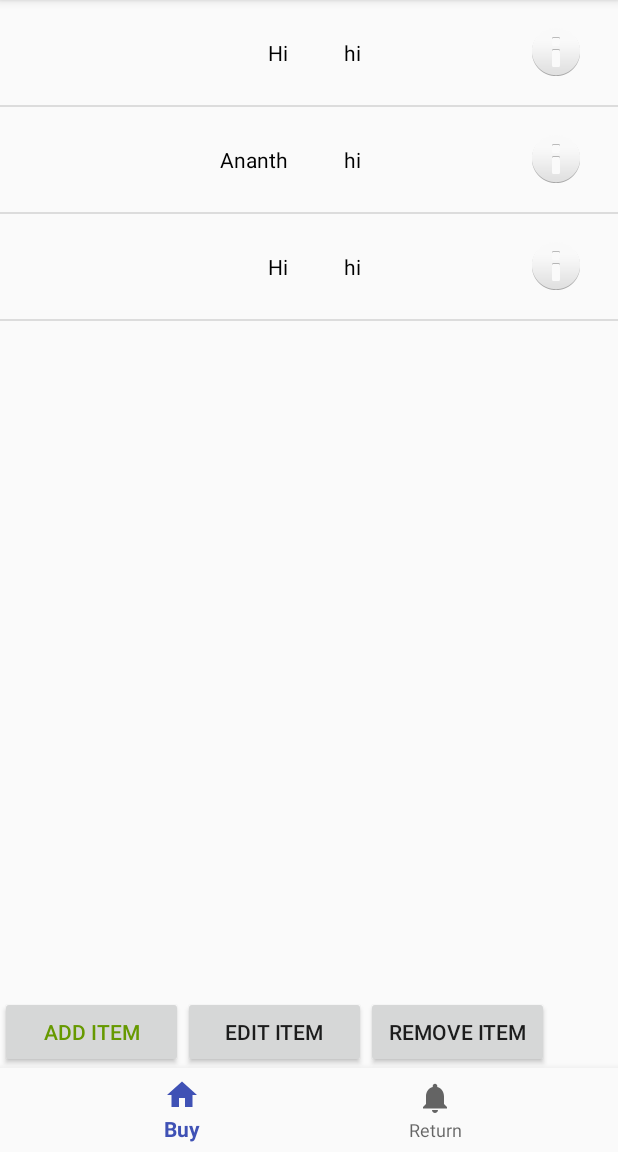
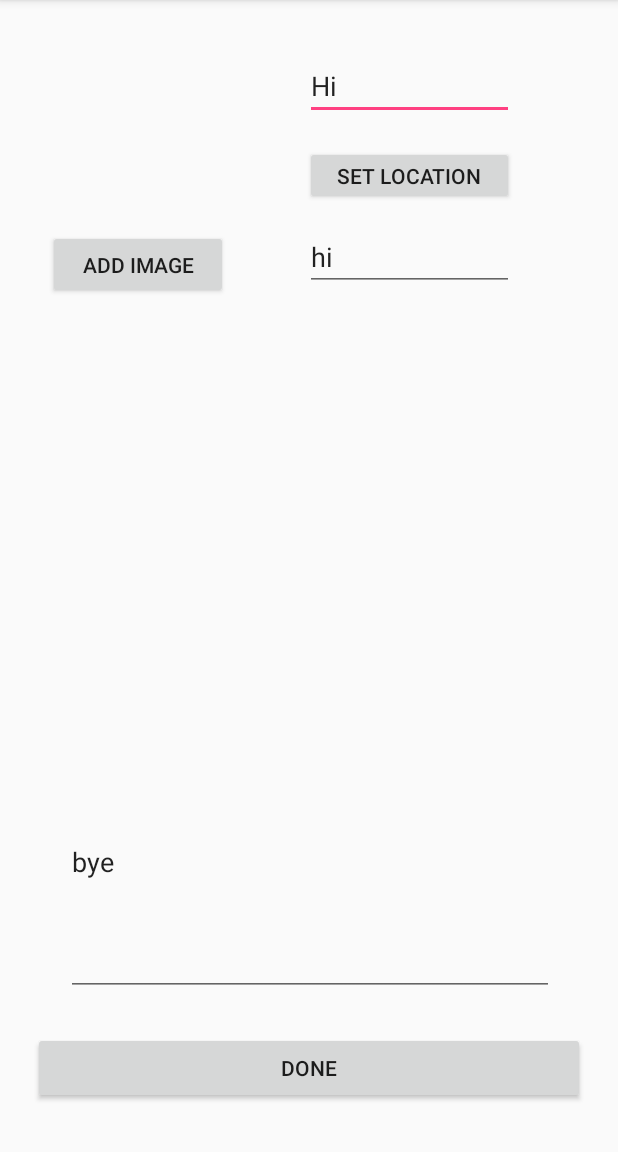
Before and after one commit to ananthagarwal/SendandReturn, an Android app: the screen it shows after launch (PurchaseActivity before the commit, ItemDetails after it), after a tap on an icon or button, on a phone screen of 412 x 824 dp, the part 84-1236 px from its top. Run offline under Robolectric (Android 15) with nearby library versions, the phone set to English and light mode, and no system bars.

Commit message:
Edit Item basic functionality works

```diff
--- a/app/src/main/AndroidManifest.xml
+++ b/app/src/main/AndroidManifest.xml
@@ -31,7 +31,7 @@
         <activity
             android:name=".ReturnActivity"
             android:label="@string/title_activity_return" />
-        <activity android:name=".AddItemActivity" />
+        <activity android:name=".ItemDetails" />
         <!--
              The API key for Google Maps-based APIs is defined as a string resource.
              (See the file "res/values/google_maps_api.xml").
--- a/app/src/main/java/com/example/sendandreturn/CustomAdapter.java
+++ b/app/src/main/java/com/example/sendandreturn/CustomAdapter.java
@@ -1,6 +1,8 @@
 package com.example.sendandreturn;
 
+import android.app.Activity;
 import android.content.Context;
+import android.content.Intent;
 import android.graphics.Bitmap;
 import android.graphics.BitmapFactory;
 import android.util.Log;
@@ -32,10 +34,11 @@ public class CustomAdapter extends ArrayAdapter<PurchaseItem> implements View.On
 
     }
 
-    public CustomAdapter(ArrayList<PurchaseItem> data, Context context) {
+    public CustomAdapter(ArrayList<PurchaseItem> data, Context context, PurchaseActivity purchaseActivity) {
         super(context, R.layout.row_item, data);
         dataBase = data;
         mContext = context;
+        this.purchaseActivity = purchaseActivity;
 
     }
     @Override
@@ -46,11 +49,13 @@ public class CustomAdapter extends ArrayAdapter<PurchaseItem> implements View.On
 
         switch (view.getId()) {
             case R.id.item_infobutton:
-                Log.d("HIIIIIIIII", Integer.toString(position));
+                purchaseActivity.editItem(view, purchaseItem);
                 break;
+
         }
 
     }
+
 
     @Override
     public View getView(int position, View convertView, ViewGroup parent) {
--- a/app/src/main/java/com/example/sendandreturn/AddItemActivity.java
+++ b/app/src/main/java/com/example/sendandreturn/ItemDetails.java
@@ -5,6 +5,7 @@ import android.content.Intent;
 import android.database.Cursor;
 import android.graphics.Bitmap;
 import android.graphics.BitmapFactory;
+import android.media.Image;
 import android.net.Uri;
 import android.provider.MediaStore;
 import android.support.v7.app.AppCompatActivity;
@@ -16,7 +17,7 @@ import android.widget.Toast;
 
 import static com.example.sendandreturn.PurchaseActivity.ADD_ITEM;
 
-public class AddItemActivity extends AppCompatActivity {
+public class ItemDetails extends AppCompatActivity {
 
     static final int SELECT_IMAGE = 1;
     private String itemName;
@@ -29,13 +30,31 @@ public class AddItemActivity extends AppCompatActivity {
         super.onCreate(savedInstanceState);
         setContentView(R.layout.activity_add_item);
 
+        Intent intent = getIntent();
+        if (intent.getBooleanExtra("EDIT", true)) {
+            EditText editTextName = (EditText) findViewById(R.id.editTextName);
+            String name = intent.getStringExtra("Name");
+            editTextName.setText(name);
+
+            EditText editTextLocation = (EditText) findViewById(R.id.editTextLocation);
+            String location = intent.getStringExtra("Location");
+            editTextLocation.setText(location);
+
+            EditText editTextNotes = (EditText) findViewById(R.id.editTextNotes);
+            String notes = intent.getStringExtra("Notes");
+            editTextNotes.setText(notes);
+
+            ImageView imageView = (ImageView) findViewById(R.id.purchaseItem);
+            String picturePath = intent.getStringExtra("BitmapImage");
+            imageView.setImageBitmap(BitmapFactory.decodeFile(picturePath));
+        }
+
     }
 
     public void openGallery(View view) {
 
         Intent intent = new Intent(Intent.ACTION_PICK, android.provider.MediaStore.Images.Media.EXTERNAL_CONTENT_URI);
         startActivityForResult(intent, SELECT_IMAGE);
-
 
     }
 
--- a/app/src/main/java/com/example/sendandreturn/PurchaseActivity.java
+++ b/app/src/main/java/com/example/sendandreturn/PurchaseActivity.java
@@ -2,31 +2,27 @@ package com.example.sendandreturn;
 
 import android.app.Activity;
 import android.content.Intent;
-import android.graphics.Bitmap;
-import android.graphics.Camera;
-import android.net.Uri;
 import android.os.Bundle;
 import android.support.annotation.NonNull;
 import android.support.design.widget.BottomNavigationView;
-import android.support.design.widget.Snackbar;
 import android.support.v7.app.AppCompatActivity;
-import android.util.Log;
 import android.view.MenuItem;
 import android.view.View;
-import android.widget.ArrayAdapter;
 import android.widget.ListView;
 import android.widget.TextView;
 
 import java.util.ArrayList;
-import java.util.List;
 
 public class PurchaseActivity extends AppCompatActivity {
 
     private TextView mTextMessage;
     private ArrayList<PurchaseItem> purchaseItemList = new ArrayList<>();
     private static CustomAdapter adapter;
+    private PurchaseItem editedItem;
 
     static final int ADD_ITEM = 1;
+    static final int EDIT_ITEM = 2;
+
 
     private BottomNavigationView.OnNavigationItemSelectedListener mOnNavigationItemSelectedListener
             = new BottomNavigationView.OnNavigationItemSelectedListener() {
@@ -68,7 +64,6 @@ public class PurchaseActivity extends AppCompatActivity {
 
         purchaseItemList.add(new PurchaseItem("Hi", "bye", "hi", null));
         purchaseItemList.add(new PurchaseItem("Ananth","bye", "hi", null));
-        purchaseItemList.add(new PurchaseItem("Hi", "bye", "hi", null));
 
 
         displayList();
@@ -76,32 +71,52 @@ public class PurchaseActivity extends AppCompatActivity {
     }
 
     public void addItem(View view) {
-        Intent intent = new Intent(this, AddItemActivity.class);
+        Intent intent = new Intent(this, ItemDetails.class);
+        intent.putExtra("EDIT", false);
         startActivityForResult(intent, ADD_ITEM);
+    }
 
-
+    public void editItem(View view, PurchaseItem purchaseItem) {
+        editedItem = purchaseItem;
+        Intent intent = new Intent(this, ItemDetails.class);
+        intent.putExtra("EDIT", true);
+        intent.putExtra("Name", purchaseItem.getName());
+        intent.putExtra("Location", purchaseItem.getStore());
+        intent.putExtra("Notes", purchaseItem.getNotes());
+        intent.putExtra("BitmapImage", purchaseItem.getImage());
+        startActivityForResult(intent, EDIT_ITEM);
     }
 
     @Override
     protected void onActivityResult(int requestCode, int resultCode, Intent data) {
+
+        String name = data.getStringExtra("Name");
+        String location = data.getStringExtra("Location");
+        String notes = data.getStringExtra("Notes");
+        String picturePath = data.getStringExtra("BitmapImage");
         if (requestCode == ADD_ITEM && resultCode == Activity.RESULT_OK) {
-            String name = data.getStringExtra("Name");
-            String location = data.getStringExtra("Location");
-            String notes = data.getStringExtra("Notes");
-            String picturePath = data.getStringExtra("BitmapImage");
 
             PurchaseItem newItem = new PurchaseItem(name, location, notes, picturePath);
             purchaseItemList.add(newItem);
-            displayList();
+
+        } else if (requestCode == EDIT_ITEM && resultCode == Activity.RESULT_OK) {
+
+            editedItem.setImagePath(picturePath);
+            editedItem.setName(name);
+            editedItem.setStore(location);
+            editedItem.setNotes(notes);
 
         }
+
+        displayList();
     }
 
     private void displayList() {
-        adapter = new CustomAdapter(purchaseItemList, getApplicationContext());
+        adapter = new CustomAdapter(purchaseItemList, getApplicationContext(), this);
 
         ListView listView = (ListView) findViewById(R.id.purchaseListView);
         listView.setAdapter(adapter);
+
     }
 
 }
--- a/app/src/main/java/com/example/sendandreturn/PurchaseItem.java
+++ b/app/src/main/java/com/example/sendandreturn/PurchaseItem.java
@@ -25,6 +25,22 @@ public class PurchaseItem {
         return name;
     }
 
+    public void setName(String name) {
+        this.name = name;
+    }
+
+    public void setNotes(String notes) {
+        this.notes = notes;
+    }
+
+    public void setStore(String store) {
+        this.store = store;
+    }
+
+    public void setImagePath(String imagePath) {
+        this.imagePath = imagePath;
+    }
+
     public String getImage() {
         return imagePath;
     }
--- a/app/src/main/res/layout/activity_add_item.xml
+++ b/app/src/main/res/layout/activity_add_item.xml
@@ -4,7 +4,7 @@
     xmlns:tools="http://schemas.android.com/tools"
     android:layout_width="match_parent"
     android:layout_height="match_parent"
-    tools:context="com.example.sendandreturn.AddItemActivity">
+    tools:context="com.example.sendandreturn.ItemDetails">
 
     <Button
         android:id="@+id/button2"
--- a/app/src/main/res/layout/row_item.xml
+++ b/app/src/main/res/layout/row_item.xml
@@ -32,17 +32,6 @@
         android:layout_toLeftOf="@+id/linearLayout2"
         android:layout_toStartOf="@+id/linearLayout2" />
 
-    <ImageView
-        android:id="@+id/item_infobutton"
-        android:layout_width="wrap_content"
-        android:layout_height="wrap_content"
-        android:layout_alignParentEnd="true"
-        android:layout_alignParentRight="true"
-        android:layout_centerVertical="true"
-        android:layout_marginEnd="15dp"
-        android:layout_marginRight="15dp"
-        android:src="@android:drawable/ic_dialog_info" />
-
 
     <LinearLayout
         android:layout_width="wrap_content"
@@ -64,4 +53,13 @@
         android:layout_marginStart="23dp"
         app:srcCompat="@drawable/common_google_signin_btn_icon_dark" />
 
+    <ImageButton
+        android:id="@+id/item_infobutton"
+        android:layout_width="wrap_content"
+        android:layout_height="wrap_content"
+        android:layout_alignParentEnd="true"
+        android:layout_alignParentRight="true"
+        android:layout_centerVertical="true"
+        app:srcCompat="@android:drawable/ic_dialog_info" />
+
 </RelativeLayout>
```
